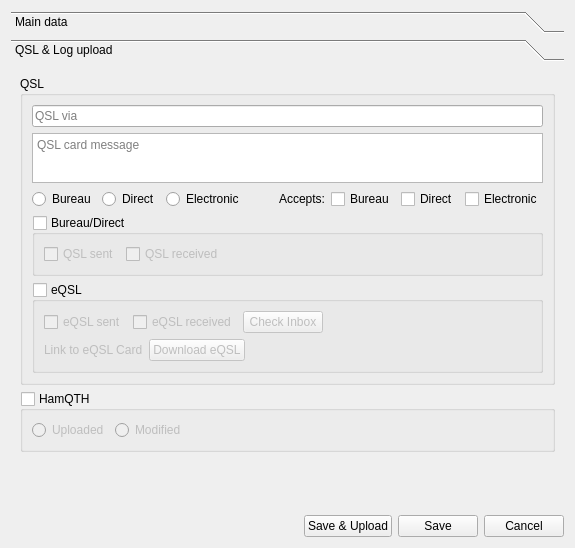
The window that ui_files/DragonLog_QSOForm.ui (gitandy/DragonLog) describes before a commit, drawn with Qt 5.
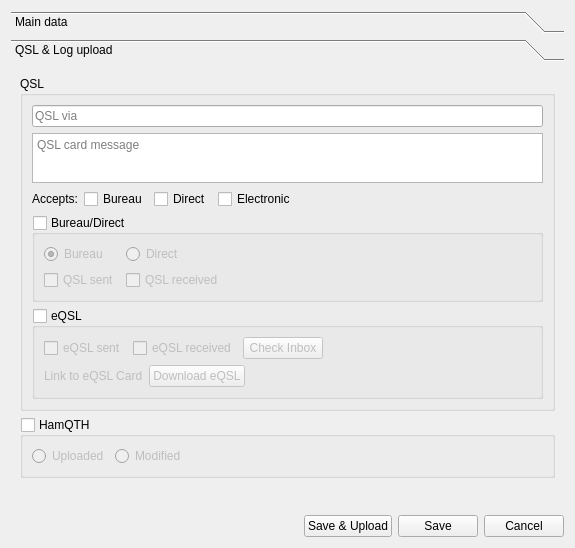
The same window after the commit. The open tabs and pages were chosen to show the change.

Commit message: Modified selection of QSL route (issue #3)

The edit to the form file:
```diff
--- a/ui_files/DragonLog_QSOForm.ui
+++ b/ui_files/DragonLog_QSOForm.ui
@@ -577,21 +577,28 @@
           <item>
            <layout class="QHBoxLayout" name="horizontalLayout_12">
             <item>
-             <widget class="QRadioButton" name="qslBureauRadioButton">
+             <widget class="QLabel" name="label_5">
+              <property name="text">
+               <string>Accepts:</string>
+              </property>
+             </widget>
+            </item>
+            <item>
+             <widget class="QCheckBox" name="qslAccBureauCheckBox">
               <property name="text">
                <string>Bureau</string>
               </property>
              </widget>
             </item>
             <item>
-             <widget class="QRadioButton" name="qslDirectRadioButton">
+             <widget class="QCheckBox" name="qslAccDirectCheckBox">
               <property name="text">
                <string>Direct</string>
               </property>
              </widget>
             </item>
             <item>
-             <widget class="QRadioButton" name="qslElectronicRadioButton">
+             <widget class="QCheckBox" name="qslAccElectronicCheckBox">
               <property name="text">
                <string>Electronic</string>
               </property>
@@ -610,34 +617,6 @@
               </property>
              </spacer>
             </item>
-            <item>
-             <widget class="QLabel" name="label_5">
-              <property name="text">
-               <string>Accepts:</string>
-              </property>
-             </widget>
-            </item>
-            <item>
-             <widget class="QCheckBox" name="qslAccBureauCheckBox">
-              <property name="text">
-               <string>Bureau</string>
-              </property>
-             </widget>
-            </item>
-            <item>
-             <widget class="QCheckBox" name="qslAccDirectCheckBox">
-              <property name="text">
-               <string>Direct</string>
-              </property>
-             </widget>
-            </item>
-            <item>
-             <widget class="QCheckBox" name="qslAccElectronicCheckBox">
-              <property name="text">
-               <string>Electronic</string>
-              </property>
-             </widget>
-            </item>
            </layout>
           </item>
           <item>
@@ -651,23 +630,44 @@
             <property name="checked">
              <bool>false</bool>
             </property>
-            <layout class="QHBoxLayout" name="horizontalLayout_13">
-             <item>
-              <widget class="QCheckBox" name="qslSentCheckBox">
-               <property name="text">
-                <string>QSL sent</string>
-               </property>
-              </widget>
+            <layout class="QGridLayout" name="gridLayout_2">
+             <item row="1" column="0">
+              <layout class="QGridLayout" name="gridLayout_4">
+               <item row="0" column="0">
+                <widget class="QRadioButton" name="qslBureauRadioButton">
+                 <property name="text">
+                  <string>Bureau</string>
+                 </property>
+                 <property name="checked">
+                  <bool>true</bool>
+                 </property>
+                </widget>
+               </item>
+               <item row="0" column="1">
+                <widget class="QRadioButton" name="qslDirectRadioButton">
+                 <property name="text">
+                  <string>Direct</string>
+                 </property>
+                </widget>
+               </item>
+               <item row="1" column="0">
+                <widget class="QCheckBox" name="qslSentCheckBox">
+                 <property name="text">
+                  <string>QSL sent</string>
+                 </property>
+                </widget>
+               </item>
+               <item row="1" column="1">
+                <widget class="QCheckBox" name="qslRcvdCheckBox">
+                 <property name="text">
+                  <string>QSL received</string>
+                 </property>
+                </widget>
+               </item>
+              </layout>
              </item>
-             <item>
-              <widget class="QCheckBox" name="qslRcvdCheckBox">
-               <property name="text">
-                <string>QSL received</string>
-               </property>
-              </widget>
-             </item>
-             <item>
-              <spacer name="horizontalSpacer_9">
+             <item row="1" column="1">
+              <spacer name="horizontalSpacer_12">
                <property name="orientation">
                 <enum>Qt::Horizontal</enum>
                </property>
```
Left out of the diff: 48 changed lines with no effect on the pictures. The commit also changes 1 other file.
